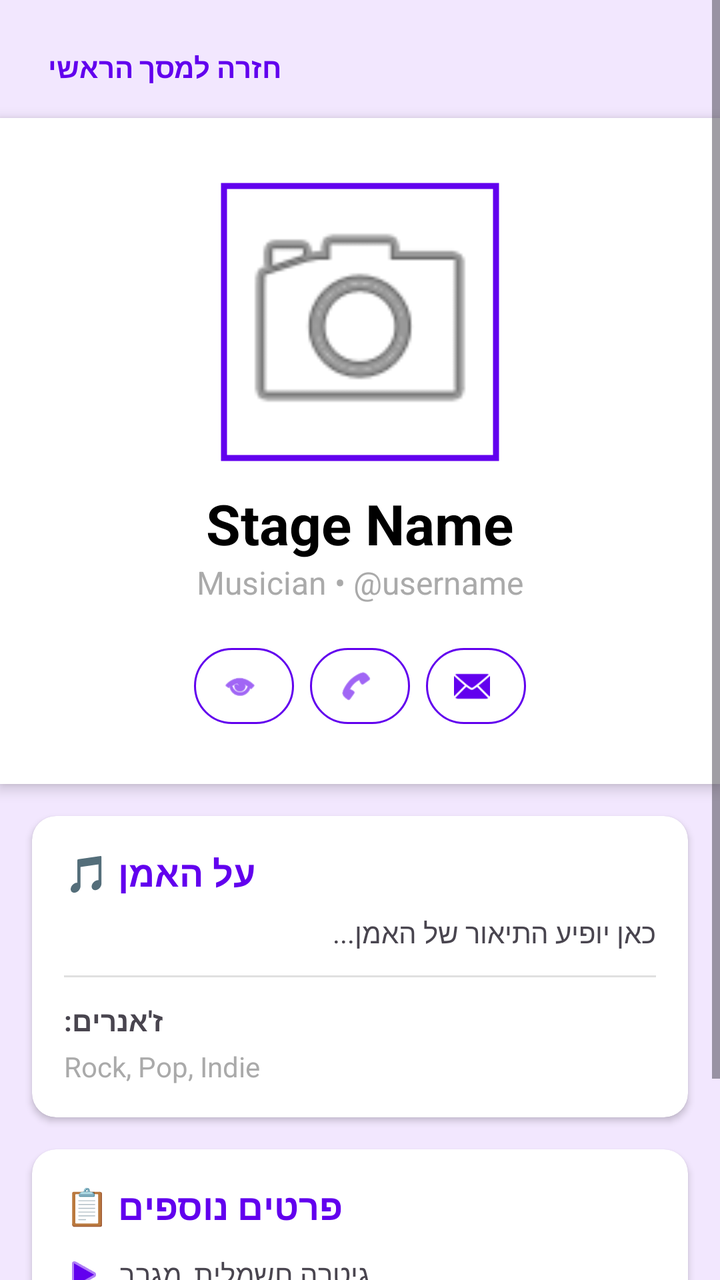
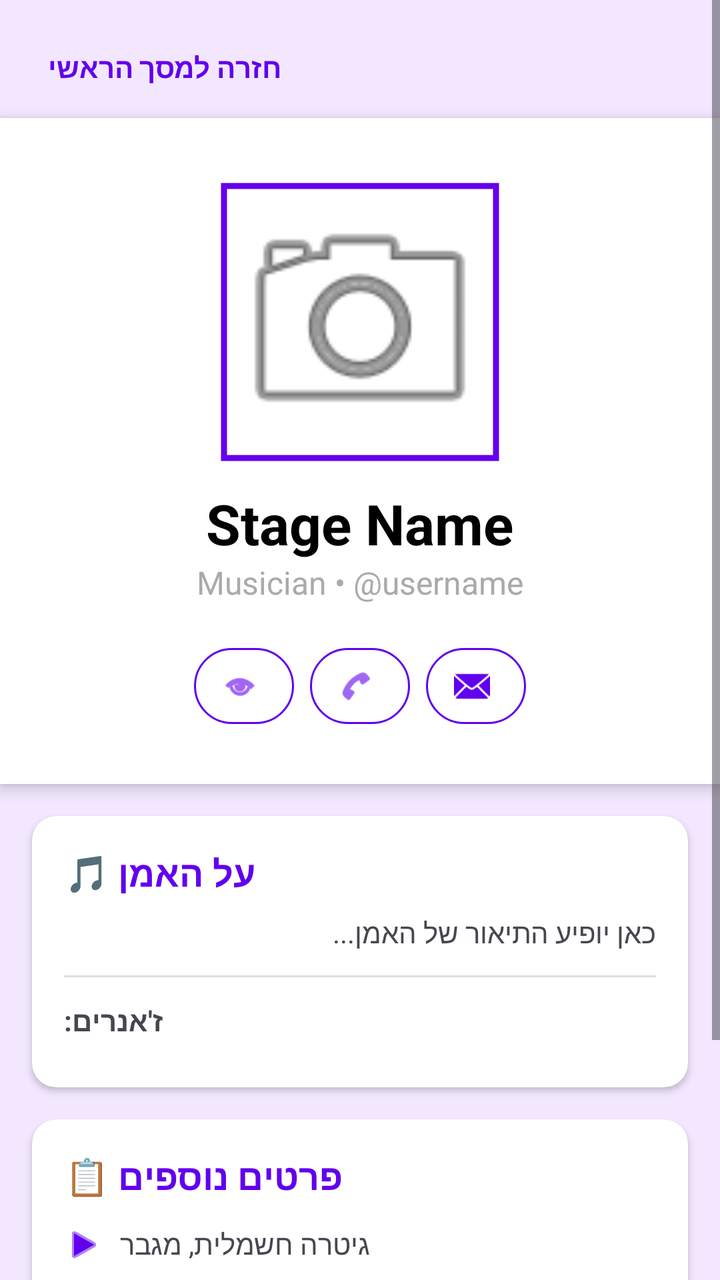

Two renders of the same Android screen: before a commit and after it. Below are the layout's source before the change and the commit's diff.
<!-- AndroidManifest.xml: application theme Theme.MyApplication -->
<!-- res/layout/fragment_artist_profile.xml -->
<?xml version="1.0" encoding="utf-8"?>
<ScrollView xmlns:android="http://schemas.android.com/apk/res/android"
    xmlns:app="http://schemas.android.com/apk/res-auto"
    xmlns:tools="http://schemas.android.com/tools"
    android:layout_width="match_parent"
    android:layout_height="match_parent"
    android:background="@color/beat_bg_light"
    android:fillViewport="true">

    <LinearLayout
        android:layout_width="match_parent"
        android:layout_height="wrap_content"
        android:orientation="vertical"
        android:paddingBottom="24dp">

        <TextView
            android:id="@+id/tvBackToDashboard"
            android:layout_width="wrap_content"
            android:layout_height="wrap_content"
            android:layout_gravity="start"
            android:layout_marginStart="16dp"
            android:layout_marginTop="16dp"
            android:layout_marginBottom="8dp"
            android:text="חזרה למסך הראשי"
            android:textColor="@color/beat_primary"
            android:textSize="14sp"
            android:textStyle="bold"
            android:clickable="true"
            android:focusable="true"
            android:padding="8dp"
            android:background="?android:attr/selectableItemBackground"/>

        <LinearLayout
            android:layout_width="match_parent"
            android:layout_height="wrap_content"
            android:background="@color/white"
            android:orientation="vertical"
            android:gravity="center_horizontal"
            android:paddingTop="32dp"
            android:paddingBottom="24dp"
            android:elevation="4dp">

            <com.google.android.material.imageview.ShapeableImageView
                android:id="@+id/profileImg"
                android:layout_width="140dp"
                android:layout_height="140dp"
                android:scaleType="centerCrop"
                android:src="@android:drawable/ic_menu_camera"
                app:shapeAppearanceOverlay="@style/CircleImage"
                app:strokeColor="@color/beat_primary"
                app:strokeWidth="3dp"
                android:padding="2dp"/>

            <TextView
                android:id="@+id/tvStageName"
                android:layout_width="wrap_content"
                android:layout_height="wrap_content"
                android:text="Stage Name"
                android:textSize="28sp"
                android:textStyle="bold"
                android:textColor="@color/black"
                android:layout_marginTop="12dp"/>

            <TextView
                android:id="@+id/tvArtistType"
                android:layout_width="wrap_content"
                android:layout_height="wrap_content"
                android:text="Musician • @username"
                android:textSize="16sp"
                android:textColor="@android:color/darker_gray"/>

            <LinearLayout
                android:layout_width="wrap_content"
                android:layout_height="wrap_content"
                android:orientation="horizontal"
                android:layout_marginTop="16dp">

                <com.google.android.material.button.MaterialButton
                    android:id="@+id/btnInstagram"
                    style="@style/Widget.MaterialComponents.Button.OutlinedButton"
                    android:layout_width="50dp"
                    android:layout_height="50dp"
                    app:icon="@android:drawable/ic_menu_view"
                    app:iconTint="@color/beat_primary"
                    app:iconGravity="textStart"
                    android:padding="0dp"
                    android:layout_marginEnd="8dp"
                    app:cornerRadius="25dp"
                    app:strokeColor="@color/beat_primary"/>

                <com.google.android.material.button.MaterialButton
                    android:id="@+id/btnPhone"
                    style="@style/Widget.MaterialComponents.Button.OutlinedButton"
                    android:layout_width="50dp"
                    android:layout_height="50dp"
                    app:icon="@android:drawable/ic_menu_call"
                    app:iconTint="@color/beat_primary"
                    app:iconGravity="textStart"
                    android:padding="0dp"
                    android:layout_marginEnd="8dp"
                    app:cornerRadius="25dp"
                    app:strokeColor="@color/beat_primary"/>

                <com.google.android.material.button.MaterialButton
                    android:id="@+id/btnEmail"
                    style="@style/Widget.MaterialComponents.Button.OutlinedButton"
                    android:layout_width="50dp"
                    android:layout_height="50dp"
                    app:icon="@android:drawable/ic_dialog_email"
                    app:iconTint="@color/beat_primary"
                    app:iconGravity="textStart"
                    android:padding="0dp"
                    app:cornerRadius="25dp"
                    app:strokeColor="@color/beat_primary"/>
            </LinearLayout>
        </LinearLayout>

        <androidx.cardview.widget.CardView
            android:layout_width="match_parent"
            android:layout_height="wrap_content"
            android:layout_margin="16dp"
            app:cardCornerRadius="12dp"
            app:cardElevation="2dp"
            app:cardBackgroundColor="@color/white">

            <LinearLayout
                android:layout_width="match_parent"
                android:layout_height="wrap_content"
                android:orientation="vertical"
                android:padding="16dp">

                <TextView
                    android:layout_width="wrap_content"
                    android:layout_height="wrap_content"
                    android:text="על האמן 🎵"
                    android:textSize="18sp"
                    android:textStyle="bold"
                    android:textColor="@color/beat_primary"
                    android:layout_marginBottom="8dp"/>

                <TextView
                    android:id="@+id/tvBio"
                    android:layout_width="match_parent"
                    android:layout_height="wrap_content"
                    android:text="כאן יופיע התיאור של האמן..."
                    android:lineSpacingExtra="4dp"
                    android:textSize="14sp"
                    android:layout_marginBottom="12dp"/>

                <View
                    android:layout_width="match_parent"
                    android:layout_height="1dp"
                    android:background="#E0E0E0"
                    android:layout_marginBottom="12dp"/>

                <TextView
                    android:layout_width="wrap_content"
                    android:layout_height="wrap_content"
                    android:text="ז'אנרים:"
                    android:textStyle="bold"
                    android:layout_marginBottom="4dp"/>

                <TextView
                    android:id="@+id/tvGenres"
                    android:layout_width="match_parent"
                    android:layout_height="wrap_content"
                    android:text="Rock, Pop, Indie"
                    android:textColor="@android:color/darker_gray"/>
            </LinearLayout>
        </androidx.cardview.widget.CardView>

        <androidx.cardview.widget.CardView
            android:layout_width="match_parent"
            android:layout_height="wrap_content"
            android:layout_marginHorizontal="16dp"
            android:layout_marginBottom="16dp"
            app:cardCornerRadius="12dp"
            app:cardElevation="2dp"
            app:cardBackgroundColor="@color/white">

            <LinearLayout
                android:layout_width="match_parent"
                android:layout_height="wrap_content"
                android:orientation="vertical"
                android:padding="16dp">

                <TextView
                    android:layout_width="wrap_content"
                    android:layout_height="wrap_content"
                    android:text="פרטים נוספים 📋"
                    android:textSize="18sp"
                    android:textStyle="bold"
                    android:textColor="@color/beat_primary"
                    android:layout_marginBottom="12dp"/>

                <LinearLayout
                    android:layout_width="match_parent"
                    android:layout_height="wrap_content"
                    android:orientation="horizontal"
                    android:layout_marginBottom="8dp">
                    <ImageView
                        android:layout_width="20dp"
                        android:layout_height="20dp"
                        android:src="@android:drawable/ic_media_play"
                        app:tint="@color/beat_primary"/>
                    <TextView
                        android:id="@+id/tvInstrument"
                        android:layout_width="wrap_content"
                        android:layout_height="wrap_content"
                        android:layout_marginStart="8dp"
                        android:text="גיטרה חשמלית, מגבר"/>
                </LinearLayout>

                <LinearLayout
                    android:layout_width="match_parent"
                    android:layout_height="wrap_content"
                    android:orientation="horizontal"
                    android:layout_marginBottom="8dp">
                    <ImageView
                        android:layout_width="20dp"
                        android:layout_height="20dp"
                        android:src="@android:drawable/ic_menu_my_calendar"
                        app:tint="@color/beat_primary"/>
                    <TextView
                        android:id="@+id/tvFullName"
                        android:layout_width="wrap_content"
                        android:layout_height="wrap_content"
                        android:layout_marginStart="8dp"
                        android:text="ישראל ישראלי"/>
                </LinearLayout>

                <LinearLayout
                    android:layout_width="match_parent"
                    android:layout_height="wrap_content"
                    android:orientation="horizontal">
                    <ImageView
                        android:layout_width="20dp"
                        android:layout_height="20dp"
                        android:src="@android:drawable/ic_menu_today"
                        app:tint="@color/beat_primary"/>
                    <TextView
                        android:id="@+id/tvBirthDate"
                        android:layout_width="wrap_content"
                        android:layout_height="wrap_content"
                        android:layout_marginStart="8dp"
                        android:text="01/01/1990"/>
                </LinearLayout>

            </LinearLayout>
        </androidx.cardview.widget.CardView>

    </LinearLayout>
</ScrollView>
<!-- resources referenced by this layout -->
<resources>
  <color name="beat_bg_light">#F2E7FE</color>
  <color name="beat_primary">#6200EE</color>
  <color name="black">#FF000000</color>
  <color name="white">#FFFFFFFF</color>
  <style name="CircleImage" />
  <style name="Theme.MyApplication" parent="Base.Theme.MyApplication" />
  <style name="Base.Theme.MyApplication" parent="Theme.Material3.DayNight.NoActionBar">
          
          
      </style>
</resources>

<!-- the commit's change to res/layout/fragment_artist_profile.xml (unified diff, before → after) -->
@@ -158,14 +158,19 @@
                     android:layout_height="wrap_content"
                     android:text="ז'אנרים:"
                     android:textStyle="bold"
-                    android:layout_marginBottom="4dp"/>
-
-                <TextView
-                    android:id="@+id/tvGenres"
-                    android:layout_width="match_parent"
-                    android:layout_height="wrap_content"
-                    android:text="Rock, Pop, Indie"
-                    android:textColor="@android:color/darker_gray"/>
+                    android:layout_marginBottom="8dp"/>
+
+                <HorizontalScrollView
+                    android:layout_width="match_parent"
+                    android:layout_height="wrap_content"
+                    android:scrollbars="none">
+                    <com.google.android.material.chip.ChipGroup
+                        android:id="@+id/cgProfileGenres"
+                        android:layout_width="wrap_content"
+                        android:layout_height="wrap_content"
+                        app:chipSpacingHorizontal="8dp"
+                        app:singleLine="true" />
+                </HorizontalScrollView>
             </LinearLayout>
         </androidx.cardview.widget.CardView>
 
@@ -249,5 +254,23 @@
             </LinearLayout>
         </androidx.cardview.widget.CardView>
 
+        <TextView
+            android:layout_width="wrap_content"
+            android:layout_height="wrap_content"
+            android:text="היסטוריית הופעות 🎸"
+            android:textSize="20sp"
+            android:textStyle="bold"
+            android:textColor="@color/black"
+            android:layout_marginStart="16dp"
+            android:layout_marginTop="8dp"
+            android:layout_marginBottom="8dp"/>
+
+        <androidx.recyclerview.widget.RecyclerView
+            android:id="@+id/rvArtistHistory"
+            android:layout_width="match_parent"
+            android:layout_height="wrap_content"
+            android:layout_marginHorizontal="8dp"
+            android:nestedScrollingEnabled="false" />
+
     </LinearLayout>
 </ScrollView>
